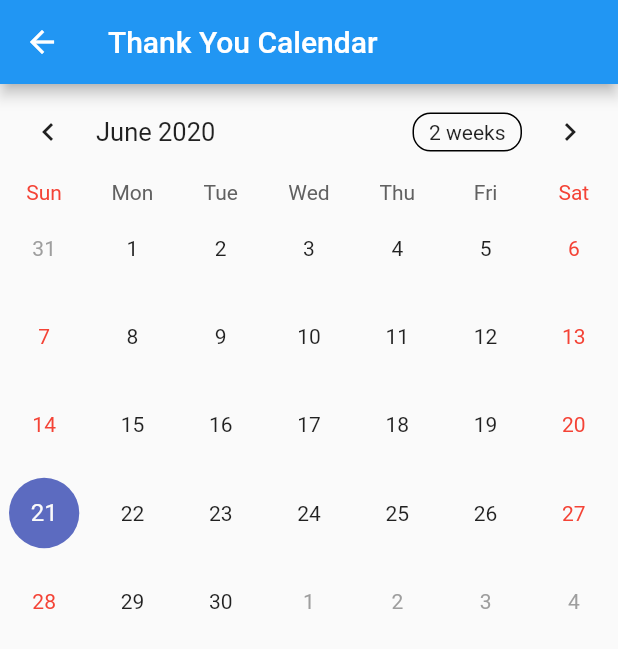
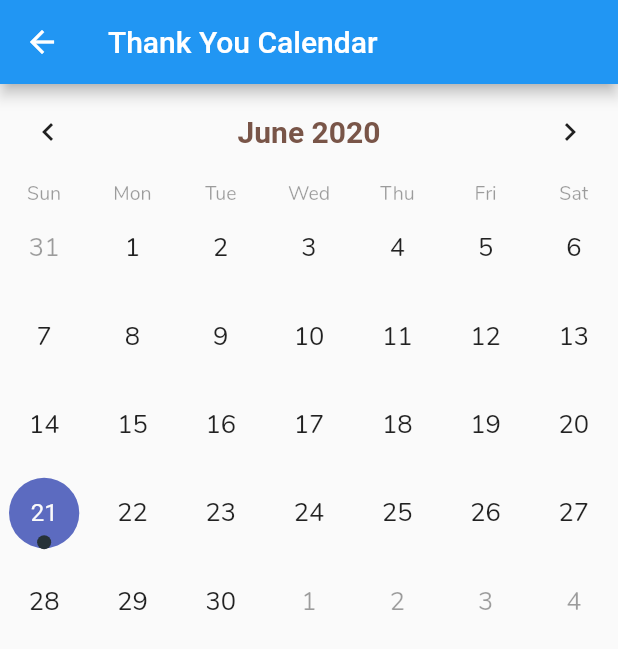
Before and after one commit to balenaik/thankyoulist_android, a Flutter app: the CalendarScreen screen opened directly, on a phone screen of 412 x 824 dp. Shown: the top 649 px of the screen. Run offline on Flutter 3.47's test engine with Material 2 defaults, Android fonts, the phone set to English and light mode, and no system bars; drawn by our look-alikes of table_calendar; our stand-ins replace cloud_firestore, firebase_auth, google_sign_in; missing offline and left inert: encrypt, flutter_facebook_login; accounts and stored records are empty.

Commit message:
Set calendar screen base style

```diff
--- a/lib/calendar_screen.dart
+++ b/lib/calendar_screen.dart
@@ -1,4 +1,5 @@
 import 'package:flutter/material.dart';
+import 'package:intl/intl.dart';
 import 'package:table_calendar/table_calendar.dart';
 
 class CalendarScreen extends StatelessWidget {
@@ -12,6 +13,66 @@ class CalendarScreen extends StatelessWidget {
       ),
       body: TableCalendar(
         calendarController: _calendarController,
+        events: {DateTime.now(): ['event']},
+        headerStyle: HeaderStyle(
+          centerHeaderTitle: true,
+          formatButtonVisible: false,
+            formatButtonShowsNext: false,
+          titleTextStyle: TextStyle(
+            color: Colors.brown,
+            fontWeight: FontWeight.bold,
+              fontSize: 20.0
+          ),
+          // TODO: Wait for `showLeftChevron`, `showRightChevron` property to be released to hide the buttons
+        ),
+        daysOfWeekStyle: DaysOfWeekStyle(
+          weekdayStyle: TextStyle(
+            color: Colors.black38,
+            fontSize: 13.0,
+            fontFamily: 'Nunito'
+          ),
+          weekendStyle: TextStyle(
+            color: Colors.black38,
+            fontSize: 13.0,
+              fontFamily: 'Nunito'
+          )
+        ),
+        calendarStyle: CalendarStyle(
+            weekdayStyle: TextStyle(
+                color: Colors.black87,
+                fontSize: 17.0,
+                fontFamily: 'Nunito'
+            ),
+          weekendStyle: TextStyle(
+              color: Colors.black87,
+              fontSize: 17.0,
+              fontFamily: 'Nunito'
+          ),
+          outsideStyle: TextStyle(
+              color: Colors.black38,
+              fontSize: 17.0,
+              fontFamily: 'Nunito'
+          ),
+          outsideWeekendStyle: TextStyle(
+              color: Colors.black38,
+              fontSize: 17.0,
+              fontFamily: 'Nunito'
+          ),
+          contentPadding: EdgeInsets.only(bottom: 12.0, left: 8.0, right: 8.0),
+          markersMaxAmount: 1,
+        ),
+        builders: CalendarBuilders(
+          singleMarkerBuilder:  (context, date, event) {
+            final color = Colors.red[700];
+
+            return Container(
+              width: 10.0,
+              height: 10.0,
+              color: color,
+              margin: const EdgeInsets.symmetric(horizontal: 1.5),
+            );
+          },
+        ),
       ),
     );
   }
```
Also changed, not shown: pubspec.yaml (+6 -11 lines), assets/fonts/Nunito-Bold.ttf (added), assets/fonts/Nunito-Regular.ttf (added).
